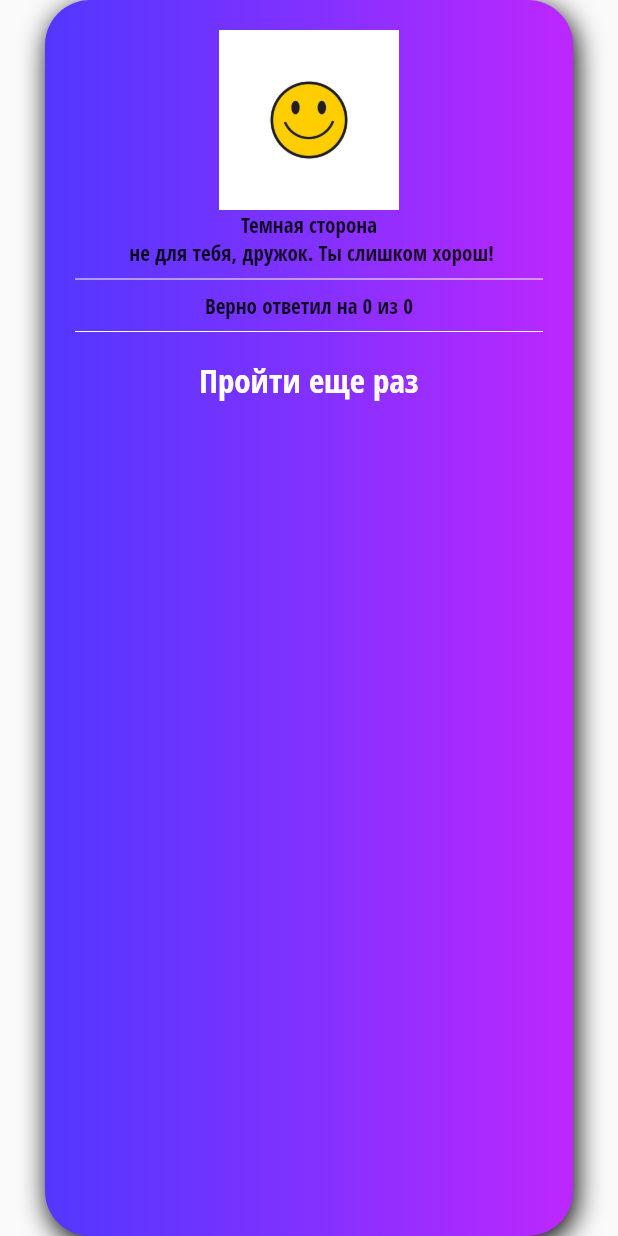
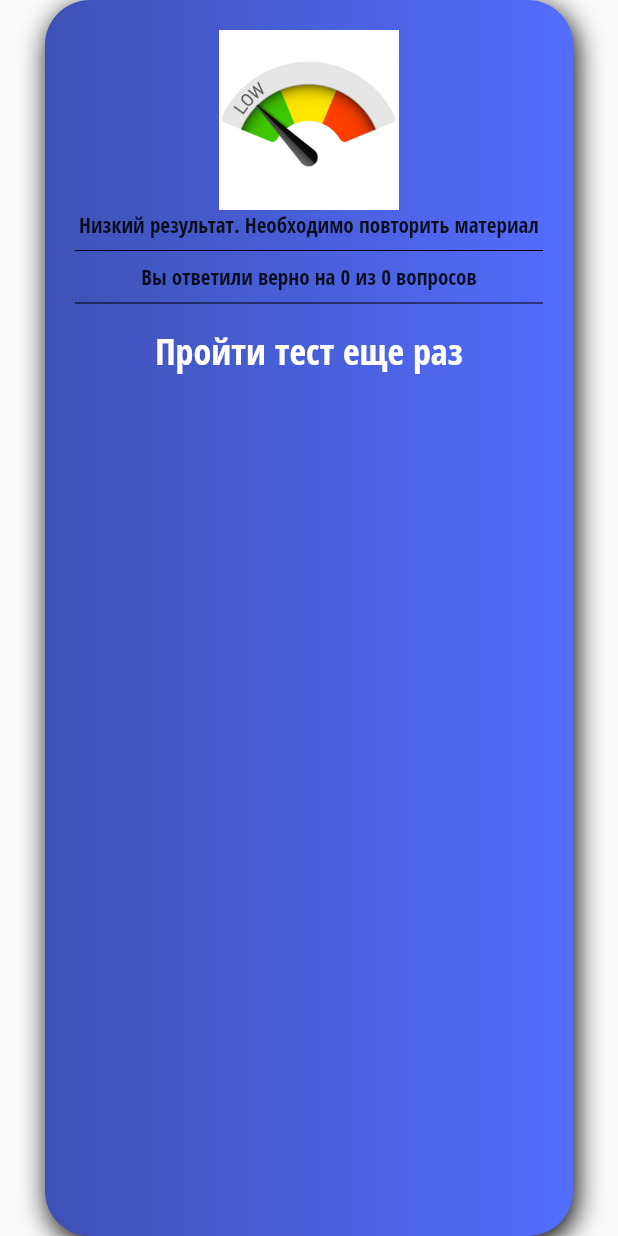
Before and after one commit to vertuszus/flutter-quiz-app, a Flutter app: the Result widget shown alone on an empty page, opened directly with empty values, on a phone screen of 412 x 824 dp. Run offline on Flutter 3.47's test engine with Material 2 defaults, Android fonts, the phone set to English and light mode, and no system bars; our stand-ins replace google_fonts.

Commit message:
Правки по оформлению

```diff
--- a/lib/widgets/answer.dart
+++ b/lib/widgets/answer.dart
@@ -30,9 +30,8 @@ class Answer extends StatelessWidget {
             ],
             borderRadius: BorderRadius.circular(5.0),
             gradient: LinearGradient(colors: [
-              Color(0xFF5337ff),
-              Color(0xFF8131ff),
-              Color(0xFFbd27ff),
+              Colors.indigo,
+              Colors.indigoAccent,
             ])),
         child: Text(
           title,
--- a/lib/widgets/result.dart
+++ b/lib/widgets/result.dart
@@ -14,14 +14,14 @@ class Result extends StatelessWidget {
     Widget img;
 
     if (0 <= count && count <= 3) {
-      msg = 'Темная сторона \n не для тебя, дружок. Ты слишком хорош!';
-      img = Image.asset('assets/images/good.jpeg');
+      msg = 'Низкий результат. Необходимо повторить материал';
+      img = Image.asset('assets/images/low.jpg');
     } else if ((4 <= count && count <= 7)) {
-      msg = 'Совсем чуть-чуть до цели!';
-      img = Image.asset('assets/images/normal .png');
+      msg = 'Средний результат. Попробуйте пройти тест заново';
+      img = Image.asset('assets/images/medium.jpg');
     } else {
-      msg = 'Поздравляем, ты нечисть во плоти!';
-      img = Image.asset('assets/images/bad.png');
+      msg = 'Поздравляем, тест пройден успешно!';
+      img = Image.asset('assets/images/high.jpg');
     }
 
     return Container(
@@ -42,9 +42,8 @@ class Result extends StatelessWidget {
         borderRadius: BorderRadius.circular(30.0),
         gradient: LinearGradient(
           colors: <Color>[
-            Color(0xFF5337ff),
-            Color(0xFF8131ff),
-            Color(0xFFbd27ff),
+            Colors.indigo,
+            Colors.indigoAccent,
           ],
         ),
       ),
@@ -67,20 +66,20 @@ class Result extends StatelessWidget {
           ),
 
           Divider(
-            color: Colors.white,
+            color: Colors.black,
           ),
           Text(
-            'Верно ответил на $count из $total',
+            'Вы ответили верно на $count из $total вопросов',
           ),
           Divider(
-            color: Colors.white,
+            color: Colors.black,
           ),
 
           // ignore: deprecated_member_use
           FlatButton(
             child: Text(
-              'Пройти еще раз',
-              style: TextStyle(fontSize: 22.0, color: Colors.white),
+              'Пройти тест еще раз',
+              style: TextStyle(fontSize: 24.0, color: Colors.white),
             ),
             onPressed: onClearState,
           ),
```
Also changed, not shown: lib/models/Question.dart (+102 -86 lines), lib/pages/home_page.dart (+9 -7 lines), assets/images/bad.png (deleted), assets/images/bg2.jpeg (added), assets/images/bg3.jpg (added), assets/images/bg4.jpg (added), assets/images/good.jpeg (deleted), assets/images/high.jpg (added), assets/images/low.jpg (added), assets/images/medium.jpg (added), assets/images/normal .png (deleted), 3 other files.
